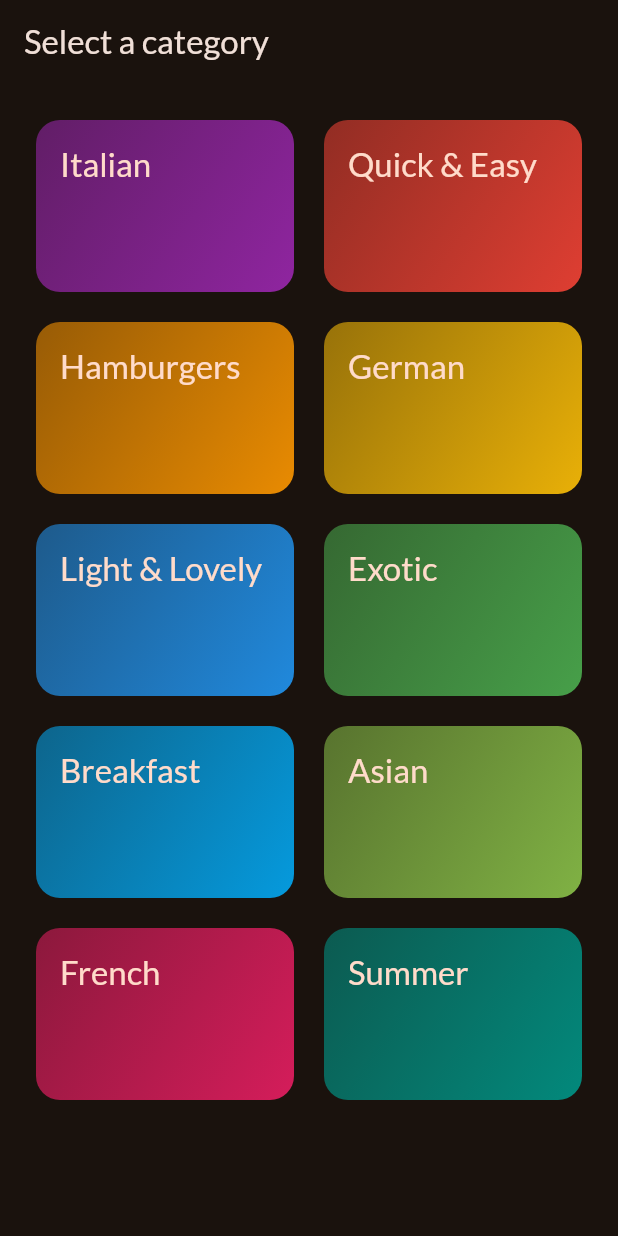
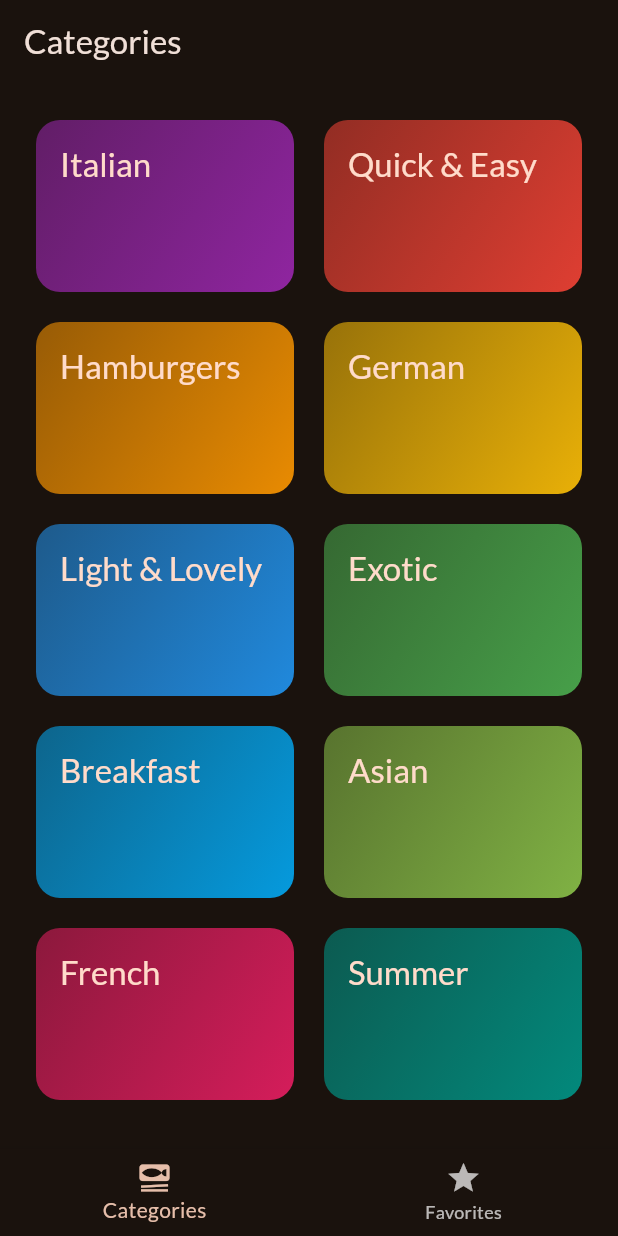
Before and after one commit to birgit2704/meals_app, a Flutter app: the screen it shows after launch, on a phone screen of 412 x 824 dp. Run offline on Flutter 3.47's test engine with Material 3 defaults, Android fonts, the phone set to English and light mode, and no system bars; our stand-ins replace google_fonts, transparent_image.

Commit message:
tab screen

```diff
--- a/lib/main.dart
+++ b/lib/main.dart
@@ -1,7 +1,7 @@
 import 'package:flutter/material.dart';
 
 import 'package:google_fonts/google_fonts.dart';
-import 'package:meals/screens/categories_screen.dart';
+import 'package:meals/screens/tab_screen.dart';
 
 final theme = ThemeData(
   useMaterial3: true,
@@ -23,7 +23,7 @@ class App extends StatelessWidget {
   Widget build(BuildContext context) {
     return MaterialApp(
       theme: theme,
-      home: const CategoriesScreen(),
+      home: const TabScreen(),
     );
   }
 }
--- a/lib/screens/categories_screen.dart
+++ b/lib/screens/categories_screen.dart
@@ -3,9 +3,12 @@ import 'package:meals/data/dummy_data.dart';
 import 'package:meals/screens/meals_screen.dart';
 import 'package:meals/widgets/category_grid_item.dart';
 import 'package:meals/model/category.dart';
+import 'package:meals/model/meal.dart';
 
 class CategoriesScreen extends StatelessWidget {
-  const CategoriesScreen({super.key});
+  const CategoriesScreen({super.key, required this.onToggleFavorite});
+
+  final void Function(Meal meal) onToggleFavorite;
 
   void _selectCategory(BuildContext context, Category category) {
     final filteredMeals = dummyMeals
@@ -16,7 +19,8 @@ class CategoriesScreen extends StatelessWidget {
       MaterialPageRoute(
         builder: (ctx) => MealsScreen(
           title: category.title,
-          meals: filteredMeals
+          meals: filteredMeals,
+          onToggleFavorite: onToggleFavorite,
           ),
       ),
     );
@@ -24,11 +28,7 @@ class CategoriesScreen extends StatelessWidget {
 
   @override
   Widget build(BuildContext context) {
-    return Scaffold(
-      appBar: AppBar(
-        title: const Text('Select a category'),
-      ),
-      body: GridView(
+    return GridView(
         padding: const EdgeInsets.all(24),
         gridDelegate: const SliverGridDelegateWithFixedCrossAxisCount(
             crossAxisCount: 2,
@@ -44,7 +44,6 @@ class CategoriesScreen extends StatelessWidget {
                   }),
             )
             .toList(),
-      ),
-    );
+      );
   }
 }
--- /dev/null
+++ b/lib/screens/tab_screen.dart
@@ -0,0 +1,55 @@
+import 'package:flutter/material.dart';
+import 'package:meals/screens/categories_screen.dart';
+import 'package:meals/screens/meals_screen.dart';
+import 'package:meals/model/meal.dart';
+
+class TabScreen extends StatefulWidget {
+  const TabScreen({super.key});
+
+  @override
+  State<TabScreen> createState() => _TabScreenState();
+}
+
+class _TabScreenState extends State<TabScreen> {
+  int _selectedPageIndex = 0;
+  final List<Meal> _favoriteMeals = [];
+
+  void _changeScreens(int index) {
+    setState(() {
+      _selectedPageIndex = index;
+    });
+  }
+
+  void _toggleMealFavoriteStatus(Meal meal) {
+ final isExisting = _favoriteMeals.contains(meal);
+ if (isExisting) {
+  _favoriteMeals.remove(meal);
+ } else {
+  _favoriteMeals.add(meal);
+ }
+  }
+
+  @override
+  Widget build(BuildContext context) {
+      var activeScreenTitle = 'Categories';
+
+    Widget activeScreen = CategoriesScreen(onToggleFavorite: _toggleMealFavoriteStatus);
+    if (_selectedPageIndex == 1) {
+      activeScreen = MealsScreen(meals: [], onToggleFavorite: _toggleMealFavoriteStatus,);
+      activeScreenTitle = 'Favorites';
+    }
+
+    return Scaffold(
+      appBar: AppBar(title: Text(activeScreenTitle)),
+      body: activeScreen,
+      bottomNavigationBar: BottomNavigationBar(
+          onTap: _changeScreens,
+          currentIndex: _selectedPageIndex,
+          items: const [
+            BottomNavigationBarItem(
+                icon: Icon(Icons.set_meal), label: 'Categories'),
+            BottomNavigationBarItem(icon: Icon(Icons.star), label: 'Favorites'),
+          ]),
+    );
+  }
+}
```
Also changed, not shown: lib/screens/meal_detail_screen.dart (+46 -5 lines), lib/screens/meals_screen.dart (+14 -12 lines).
